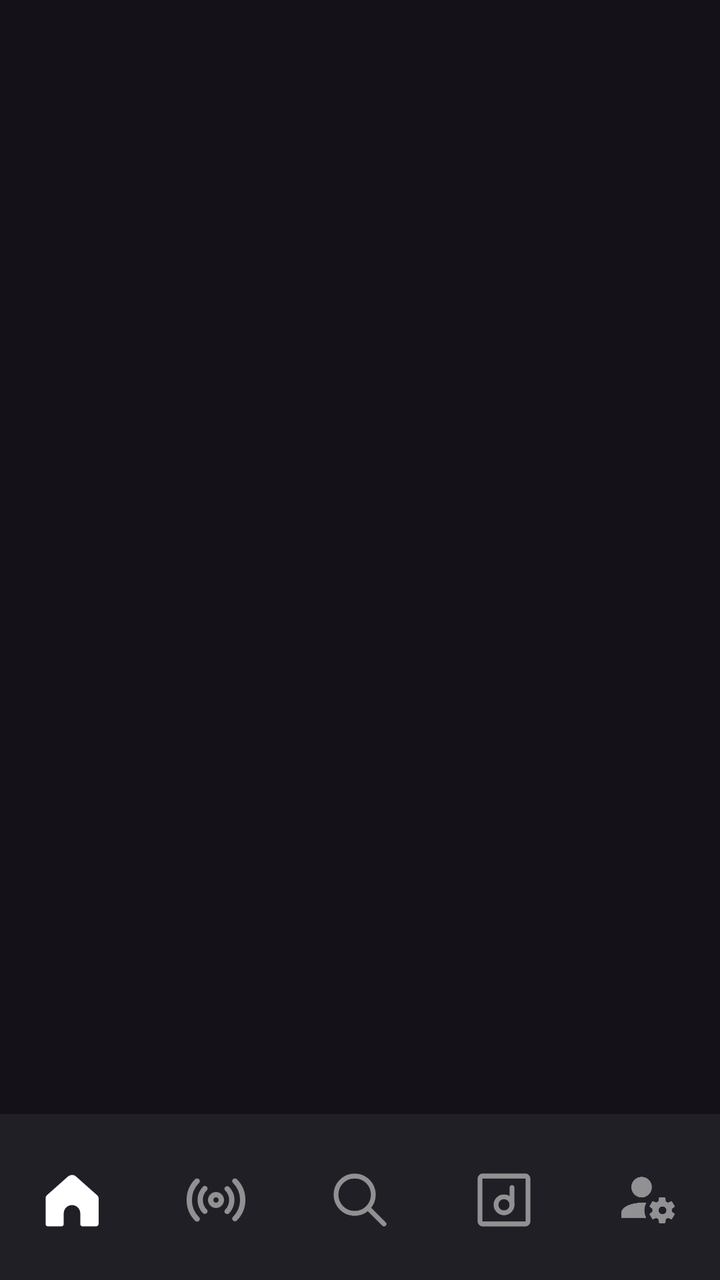
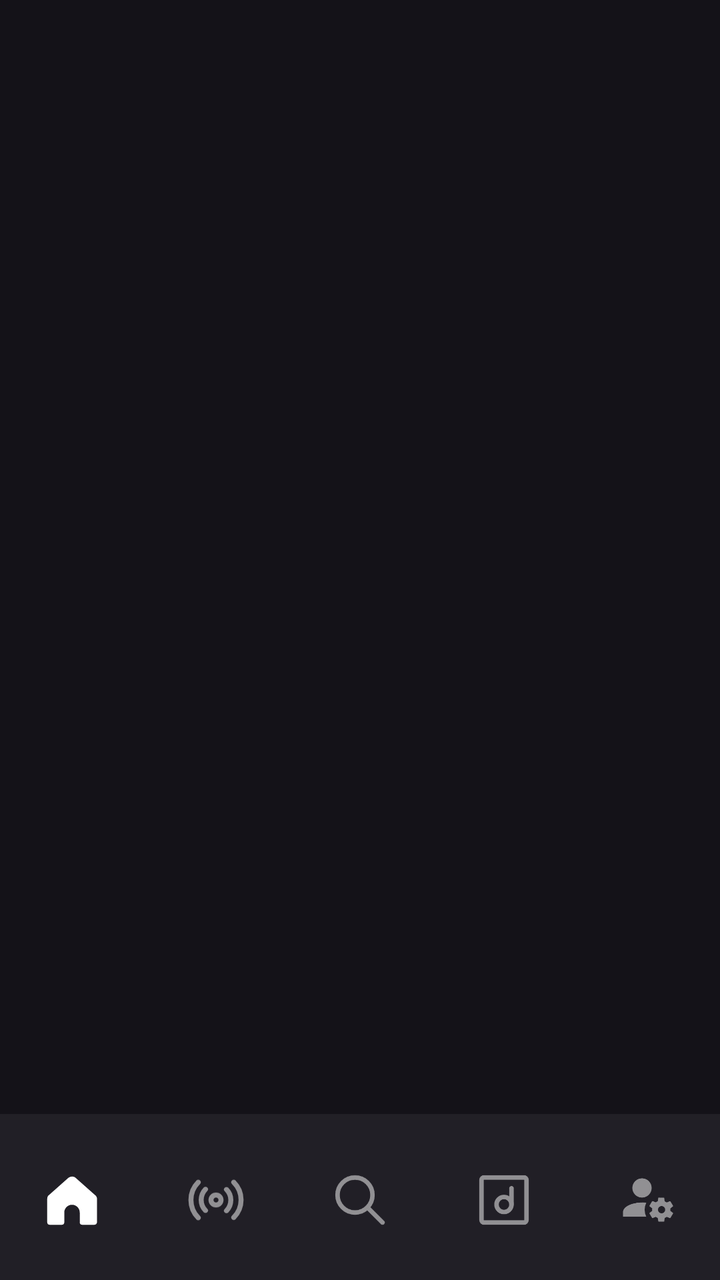

Two renders of the same Android screen: before a commit and after it. Below are the layout's source before the change and the commit's diff.
<!-- AndroidManifest.xml: application theme Theme.HamrahangMobile -->
<!-- res/layout/activity_main.xml -->
<?xml version="1.0" encoding="utf-8"?>
<LinearLayout xmlns:android="http://schemas.android.com/apk/res/android"
    xmlns:app="http://schemas.android.com/apk/res-auto"
    android:layout_width="match_parent"
    android:layout_height="match_parent"
    android:orientation="vertical">

    <LinearLayout
        android:id="@+id/content"
        android:layout_width="match_parent"
        android:layout_height="0dp"
        android:layout_weight="1"
        android:orientation="vertical">

        <FrameLayout
            android:id="@+id/fragmentContainer"
            android:layout_width="match_parent"
            android:layout_height="0dp"
            android:layout_weight="1" />

        <LinearLayout
            android:id="@+id/miniPlayer"
            android:layout_width="match_parent"
            android:layout_height="56dp"
            android:background="?attr/colorSurfaceContainerHigh"
            android:gravity="center_vertical"
            android:orientation="horizontal"
            android:paddingStart="12dp"
            android:paddingEnd="4dp"
            android:visibility="gone">

            <ImageView
                android:id="@+id/miniArtwork"
                android:layout_width="40dp"
                android:layout_height="40dp"
                android:importantForAccessibility="no" />

            <TextView
                android:id="@+id/miniTitle"
                android:layout_width="0dp"
                android:layout_height="wrap_content"
                android:layout_marginStart="12dp"
                android:layout_weight="1"
                android:ellipsize="end"
                android:maxLines="1"
                android:textAppearance="?attr/textAppearanceBodyMedium" />

            <ImageButton
                android:id="@+id/miniPlayPause"
                android:layout_width="48dp"
                android:layout_height="48dp"
                android:background="?attr/selectableItemBackgroundBorderless"
                android:contentDescription="@string/play_pause"
                android:src="@drawable/ic_play" />
        </LinearLayout>
    </LinearLayout>

    
    <ProgressBar
        android:id="@+id/playbackProgress"
        style="?android:attr/progressBarStyleHorizontal"
        android:layout_width="match_parent"
        android:layout_height="3dp"
        android:layoutDirection="ltr"
        android:max="1000"
        android:progress="0"
        android:progressBackgroundTint="#33FFFFFF"
        android:progressTint="#E57373" />

    <com.google.android.material.bottomnavigation.BottomNavigationView
        android:id="@+id/bottomNav"
        android:layout_width="match_parent"
        android:layout_height="wrap_content"
        android:layoutDirection="ltr"
        app:itemActiveIndicatorStyle="@style/Widget.Hamrahang.BottomNavIndicator"
        app:itemBackground="@android:color/transparent"
        app:itemIconSize="32dp"
        app:itemIconTint="@color/bottom_nav_icon_tint"
        app:itemPaddingBottom="8dp"
        app:itemPaddingTop="8dp"
        app:itemRippleColor="@android:color/transparent"
        app:labelVisibilityMode="unlabeled"
        app:menu="@menu/bottom_nav" />

    <LinearLayout
        android:id="@+id/landscapeBar"
        android:layout_width="match_parent"
        android:layout_height="56dp"
        android:background="?attr/colorSurface"
        android:gravity="center_vertical"
        android:layoutDirection="ltr"
        android:orientation="horizontal"
        android:paddingStart="8dp"
        android:paddingEnd="4dp"
        android:visibility="gone">

        <com.google.android.material.imageview.ShapeableImageView
            android:id="@+id/landDisc"
            android:layout_width="40dp"
            android:layout_height="40dp"
            android:layout_marginEnd="4dp"
            android:contentDescription="@string/now_playing"
            android:scaleType="centerCrop"
            android:src="@mipmap/ic_launcher"
            app:shapeAppearanceOverlay="@style/CircleImage"
            app:strokeColor="#40FFFFFF"
            app:strokeWidth="1dp" />

        <ImageButton
            android:id="@+id/landDevice"
            style="@style/LandNavButton"
            android:contentDescription="@string/nav_device"
            android:src="@drawable/ic_nav_folder" />

        <ImageButton
            android:id="@+id/landSlot1"
            style="@style/LandNavButton"
            android:contentDescription="@string/nav_home"
            android:src="@drawable/ic_nav_home" />

        <ImageButton
            android:id="@+id/landSlot2"
            style="@style/LandNavButton"
            android:contentDescription="@string/nav_live"
            android:src="@drawable/ic_nav_live" />

        <ImageButton
            android:id="@+id/landSlot3"
            style="@style/LandNavButton"
            android:contentDescription="@string/nav_search"
            android:src="@drawable/ic_nav_search" />

        <ImageButton
            android:id="@+id/landSlot4"
            style="@style/LandNavButton"
            android:contentDescription="@string/nav_library"
            android:src="@drawable/ic_nav_library" />

        <ImageButton
            android:id="@+id/landSlot5"
            style="@style/LandNavButton"
            android:contentDescription="@string/nav_settings"
            android:src="@drawable/ic_nav_settings" />

        <ImageButton
            android:id="@+id/landMenu"
            style="@style/LandNavButton"
            android:contentDescription="@string/nav_player"
            android:src="@drawable/ic_nav_menu" />
    </LinearLayout>
</LinearLayout>
<!-- resources referenced by this layout -->
<resources>
  <!-- drawable ic_nav_folder (drawable) -->
  <?xml version="1.0" encoding="utf-8"?>
  <vector xmlns:android="http://schemas.android.com/apk/res/android"
      android:width="24dp"
      android:height="24dp"
      android:viewportWidth="24"
      android:viewportHeight="24">
      <path
          android:fillColor="#FFFFFFFF"
          android:pathData="M10,4l2,2h8c1.1,0 2,0.9 2,2v10c0,1.1 -0.9,2 -2,2H4c-1.1,0 -2,-0.9 -2,-2V6c0,-1.1 0.9,-2 2,-2h6z" />
  </vector>
  <!-- drawable ic_nav_home (drawable) -->
  <?xml version="1.0" encoding="utf-8"?>
  <vector xmlns:android="http://schemas.android.com/apk/res/android"
      android:width="24dp"
      android:height="24dp"
      android:viewportWidth="24"
      android:viewportHeight="24">
      <path
          android:pathData="M21,21.9h-5c-0.5,0-0.9-0.4-0.9-0.9v-4c0-1.7-1.4-3.1-3.1-3.1c-1.7,0-3.1,1.4-3.1,3.1v4c0,0.5-0.4,0.9-0.9,0.9H3 c-0.5,0-0.9-0.4-0.9-0.9v-9.6c0-0.5,0.2-1,0.6-1.3l8-7.1c0,0,0,0,0.1,0c0.7-0.5,1.8-0.5,2.5,0l8,7.1c0.4,0.3,0.7,0.8,0.7,1.4V21 C21.9,21.5,21.5,21.9,21,21.9z M3.9,21L3.9,21L3.9,21z"
          android:fillColor="#FFFFFFFF" />
  </vector>
  <!-- drawable ic_nav_menu (drawable) -->
  <?xml version="1.0" encoding="utf-8"?>
  <vector xmlns:android="http://schemas.android.com/apk/res/android"
      android:width="24dp"
      android:height="24dp"
      android:viewportWidth="24"
      android:viewportHeight="24">
      <path
          android:fillColor="#FFFFFFFF"
          android:pathData="M3,6h18v2H3zM3,11h18v2H3zM3,16h18v2H3z" />
  </vector>
  <!-- drawable ic_play (drawable) -->
  <?xml version="1.0" encoding="utf-8"?>
  <vector xmlns:android="http://schemas.android.com/apk/res/android"
      android:width="24dp"
      android:height="24dp"
      android:viewportWidth="24"
      android:viewportHeight="24">
      <path android:fillColor="#FFFFFFFF" android:pathData="M8,5v14l11,-7z" />
  </vector>
  <!-- mipmap ic_launcher (mipmap-anydpi-v26) -->
  <?xml version="1.0" encoding="utf-8"?>
  <adaptive-icon xmlns:android="http://schemas.android.com/apk/res/android">
      <background android:drawable="@drawable/ic_launcher_background"/>
      <foreground android:drawable="@mipmap/ic_launcher_foreground"/>
      <monochrome android:drawable="@mipmap/ic_launcher_foreground"/>
  </adaptive-icon>
  <string name="nav_device">On this device</string>
  <string name="nav_home">Home</string>
  <string name="nav_library">Library</string>
  <string name="nav_live">Live</string>
  <string name="nav_player">Player controls</string>
  <string name="nav_search">Search</string>
  <string name="nav_settings">Settings</string>
  <string name="now_playing">Now playing</string>
  <string name="play_pause">Play or pause</string>
  <style name="CircleImage">
          <item name="cornerFamily">rounded</item>
          <item name="cornerSize">50%</item>
      </style>
  <style name="LandNavButton">
          <item name="android:layout_width">0dp</item>
          <item name="android:layout_height">match_parent</item>
          <item name="android:layout_weight">1</item>
          <item name="android:background">?attr/selectableItemBackgroundBorderless</item>
          <item name="android:padding">12dp</item>
          <item name="android:scaleType">centerInside</item>
      </style>
  <style name="Widget.Hamrahang.BottomNavIndicator" parent="Widget.Material3.BottomNavigationView.ActiveIndicator">
          <item name="android:color">@android:color/transparent</item>
      </style>
  <style name="Theme.HamrahangMobile" parent="Theme.Material3.Dark.NoActionBar" />
  <!-- drawable ic_launcher_background (drawable) -->
  <?xml version="1.0" encoding="utf-8"?>
  <vector xmlns:android="http://schemas.android.com/apk/res/android"
      android:width="108dp"
      android:height="108dp"
      android:viewportWidth="108"
      android:viewportHeight="108">
      <path
          android:fillColor="#00000000"
          android:pathData="M0,0h108v108h-108z" />
  </vector>
  <!-- unchanged entries left out for length: 4 -->
</resources>

<!-- the commit's change to res/layout/activity_main.xml (unified diff, before → after) -->
@@ -74,10 +74,10 @@
         android:layoutDirection="ltr"
         app:itemActiveIndicatorStyle="@style/Widget.Hamrahang.BottomNavIndicator"
         app:itemBackground="@android:color/transparent"
-        app:itemIconSize="32dp"
+        app:itemIconSize="30dp"
         app:itemIconTint="@color/bottom_nav_icon_tint"
-        app:itemPaddingBottom="8dp"
-        app:itemPaddingTop="8dp"
+        app:itemPaddingBottom="4dp"
+        app:itemPaddingTop="4dp"
         app:itemRippleColor="@android:color/transparent"
         app:labelVisibilityMode="unlabeled"
         app:menu="@menu/bottom_nav" />
